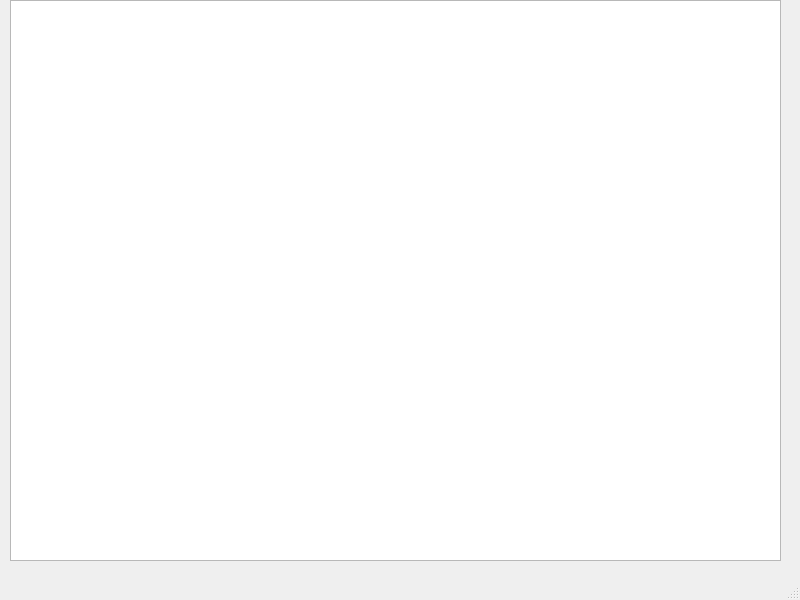
Before: the Qt Designer form main.ui in Hidgik/Espresso, drawn with Qt 5.
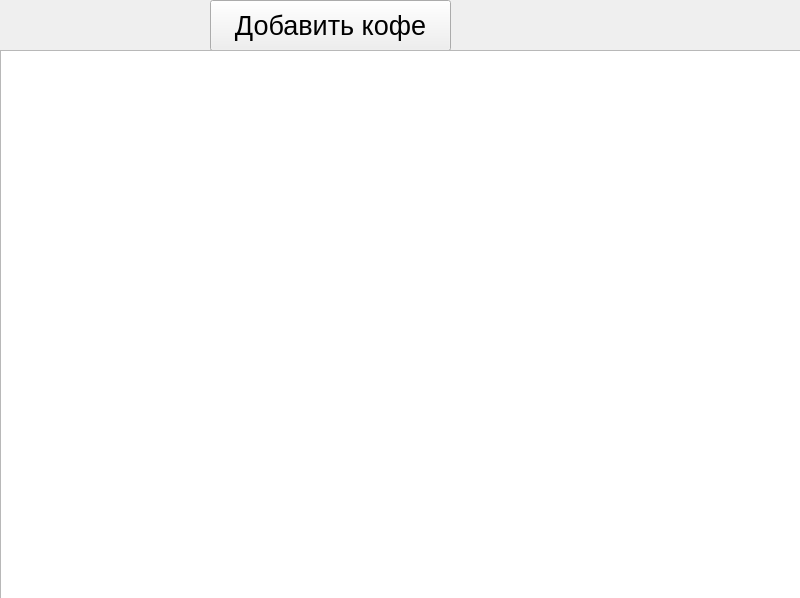
After: the same form once the commit is applied.

```diff
--- a/main.ui
+++ b/main.ui
@@ -1,41 +1,46 @@
 <?xml version="1.0" encoding="UTF-8"?>
 <ui version="4.0">
- <class>MainWindow</class>
- <widget class="QMainWindow" name="MainWindow">
+ <class>Form</class>
+ <widget class="QWidget" name="Form">
   <property name="geometry">
    <rect>
     <x>0</x>
     <y>0</y>
     <width>800</width>
-    <height>600</height>
+    <height>598</height>
    </rect>
   </property>
   <property name="windowTitle">
    <string>MainWindow</string>
   </property>
-  <widget class="QWidget" name="centralwidget">
-   <widget class="QTableWidget" name="table">
-    <property name="geometry">
-     <rect>
-      <x>10</x>
-      <y>0</y>
-      <width>771</width>
-      <height>561</height>
-     </rect>
-    </property>
-   </widget>
-  </widget>
-  <widget class="QMenuBar" name="menubar">
+  <widget class="QPushButton" name="btn">
    <property name="geometry">
     <rect>
-     <x>0</x>
+     <x>210</x>
      <y>0</y>
-     <width>800</width>
-     <height>21</height>
+     <width>241</width>
+     <height>51</height>
     </rect>
    </property>
+   <property name="font">
+    <font>
+     <pointsize>20</pointsize>
+    </font>
+   </property>
+   <property name="text">
+    <string>Добавить кофе</string>
+   </property>
   </widget>
-  <widget class="QStatusBar" name="statusbar"/>
+  <widget class="QTableWidget" name="table">
+   <property name="geometry">
+    <rect>
+     <x>0</x>
+     <y>50</y>
+     <width>801</width>
+     <height>551</height>
+    </rect>
+   </property>
+  </widget>
  </widget>
  <resources/>
  <connections/>
```
Left out of the diff: 2 changed lines with no effect on the pictures.
